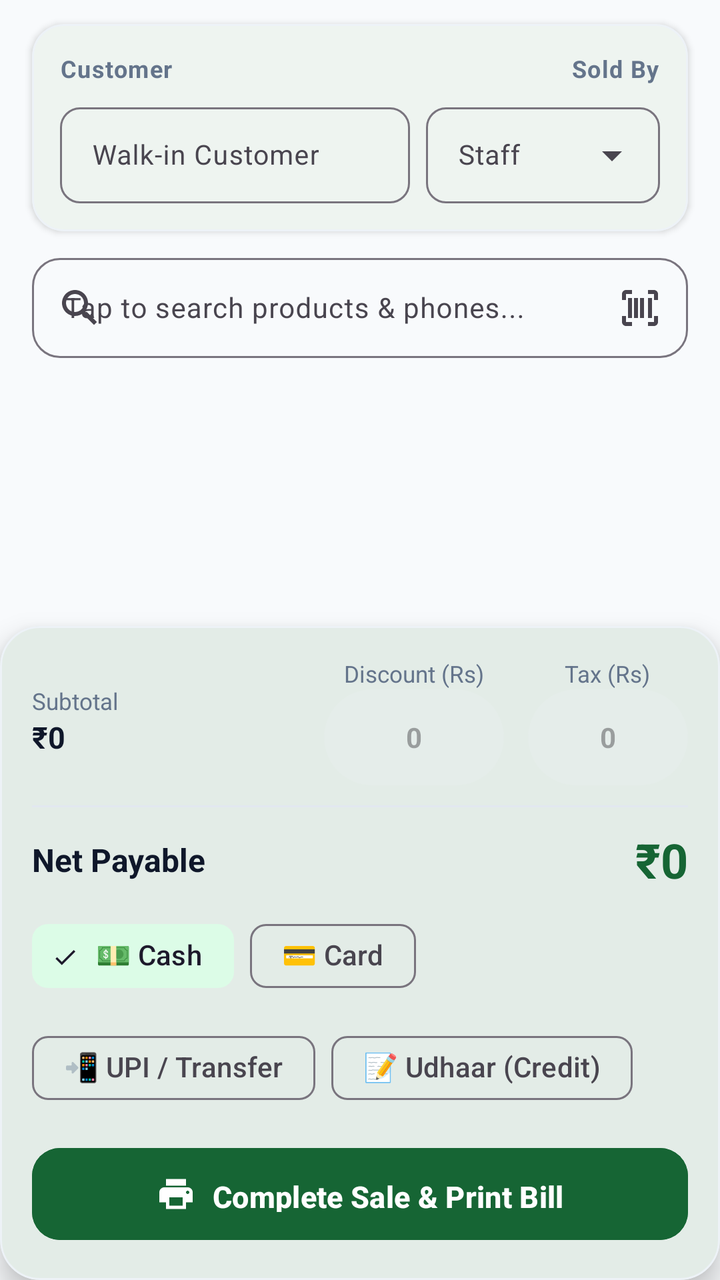
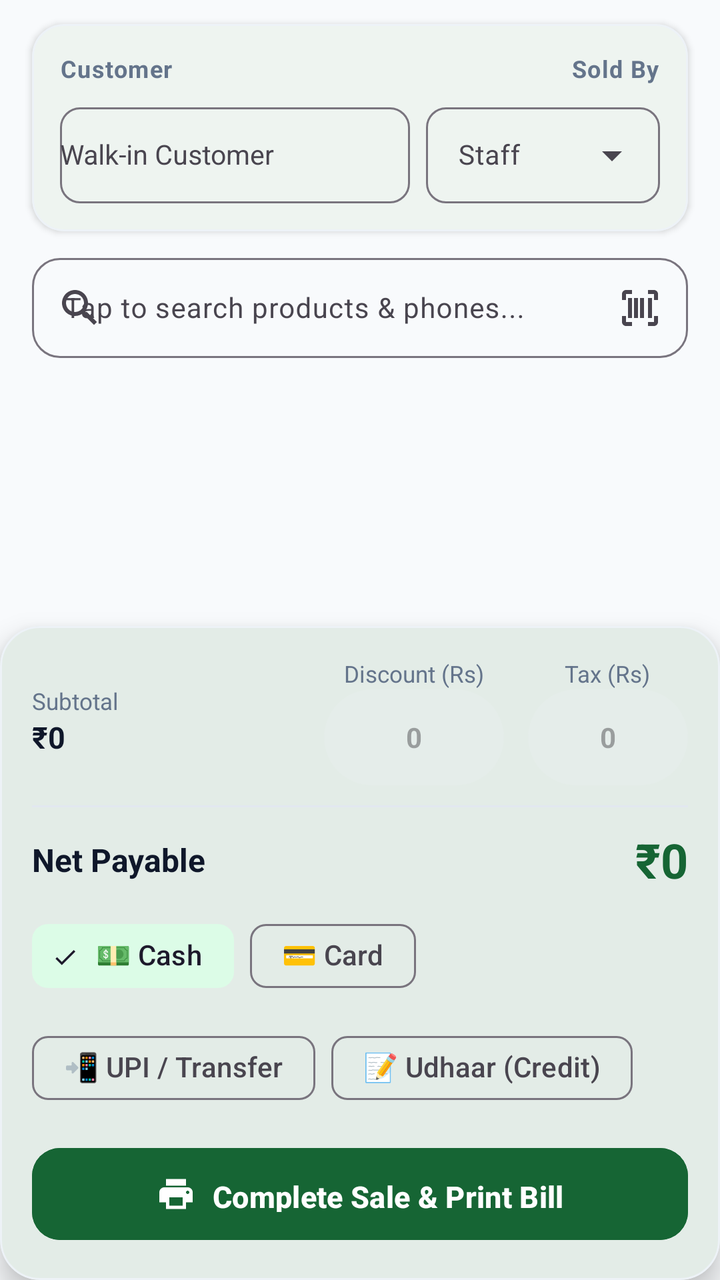

The first picture is an Android layout as it rendered before a commit; the second is the same layout after the commit. The layout source and the unified diff follow.
<!-- AndroidManifest.xml: application theme Theme.MobileShopkeeper -->
<!-- res/layout/fragment_new_sale.xml -->
<?xml version="1.0" encoding="utf-8"?>
<LinearLayout
    xmlns:android="http://schemas.android.com/apk/res/android"
    xmlns:app="http://schemas.android.com/apk/res-auto"
    xmlns:tools="http://schemas.android.com/tools"
    android:layout_width="match_parent"
    android:layout_height="match_parent"
    android:orientation="vertical"
    android:background="#F8FAFC">

    
    <TextView
        android:id="@+id/tvMarginWarning"
        android:layout_width="match_parent"
        android:layout_height="wrap_content"
        android:background="#FFCDD2"
        android:textColor="#B71C1C"
        android:padding="8dp"
        android:text="⚠️ Warning: Profit margin is critically low (&lt; 3%)"
        android:textStyle="bold"
        android:textSize="12.5sp"
        android:gravity="center"
        android:visibility="gone"/>

    
    <com.google.android.material.card.MaterialCardView
        android:layout_width="match_parent"
        android:layout_height="wrap_content"
        android:layout_marginHorizontal="16dp"
        android:layout_marginTop="12dp"
        android:layout_marginBottom="8dp"
        app:cardCornerRadius="16dp"
        app:cardElevation="2dp"
        app:strokeWidth="1dp"
        app:strokeColor="#EDF2F7"
        app:cardBackgroundColor="@color/white">

        <LinearLayout
            android:layout_width="match_parent"
            android:layout_height="wrap_content"
            android:orientation="vertical"
            android:padding="14dp">

            <LinearLayout
                android:layout_width="match_parent"
                android:layout_height="wrap_content"
                android:orientation="horizontal"
                android:gravity="center_vertical">

                <TextView
                    android:layout_width="0dp"
                    android:layout_height="wrap_content"
                    android:layout_weight="1"
                    android:text="Customer"
                    android:textSize="12sp"
                    android:textStyle="bold"
                    android:textColor="#64748B"
                    android:letterSpacing="0.04"/>

                <TextView
                    android:layout_width="wrap_content"
                    android:layout_height="wrap_content"
                    android:text="Sold By"
                    android:textSize="12sp"
                    android:textStyle="bold"
                    android:textColor="#64748B"
                    android:letterSpacing="0.04"/>
            </LinearLayout>

            <LinearLayout
                android:layout_width="match_parent"
                android:layout_height="wrap_content"
                android:orientation="horizontal"
                android:layout_marginTop="6dp">

                <com.google.android.material.textfield.TextInputLayout
                    android:layout_width="0dp"
                    android:layout_height="wrap_content"
                    android:layout_weight="1.2"
                    android:layout_marginEnd="8dp"
                    style="@style/Widget.Material3.TextInputLayout.OutlinedBox"
                    app:boxCornerRadiusTopStart="10dp"
                    app:boxCornerRadiusTopEnd="10dp"
                    app:boxCornerRadiusBottomStart="10dp"
                    app:boxCornerRadiusBottomEnd="10dp">

                    <com.google.android.material.textfield.TextInputEditText
                        android:id="@+id/actvCustomer"
                        android:layout_width="match_parent"
                        android:layout_height="48dp"
                        android:paddingVertical="0dp"
                        android:hint="Walk-in Customer"
                        android:textSize="13.5sp"
                        android:inputType="textPersonName"/>
                </com.google.android.material.textfield.TextInputLayout>

                <com.google.android.material.textfield.TextInputLayout
                    android:layout_width="0dp"
                    android:layout_height="wrap_content"
                    android:layout_weight="0.8"
                    style="@style/Widget.Material3.TextInputLayout.OutlinedBox.ExposedDropdownMenu"
                    app:boxCornerRadiusTopStart="10dp"
                    app:boxCornerRadiusTopEnd="10dp"
                    app:boxCornerRadiusBottomStart="10dp"
                    app:boxCornerRadiusBottomEnd="10dp">

                    <AutoCompleteTextView
                        android:id="@+id/actvSeller"
                        android:layout_width="match_parent"
                        android:layout_height="48dp"
                        android:paddingVertical="0dp"
                        android:hint="Staff"
                        android:textSize="13.5sp"
                        android:inputType="none"/>
                </com.google.android.material.textfield.TextInputLayout>
            </LinearLayout>
        </LinearLayout>
    </com.google.android.material.card.MaterialCardView>

    
    <com.google.android.material.textfield.TextInputLayout
        android:id="@+id/tilProductSearch"
        android:layout_width="match_parent"
        android:layout_height="wrap_content"
        android:layout_marginHorizontal="16dp"
        android:layout_marginBottom="8dp"
        style="@style/Widget.Material3.TextInputLayout.OutlinedBox"
        app:boxCornerRadiusTopStart="14dp"
        app:boxCornerRadiusTopEnd="14dp"
        app:boxCornerRadiusBottomStart="14dp"
        app:boxCornerRadiusBottomEnd="14dp"
        app:startIconDrawable="@drawable/ic_search"
        app:endIconMode="custom"
        app:endIconDrawable="@drawable/ic_barcode"
        app:endIconContentDescription="Scan barcode">

        <com.google.android.material.textfield.TextInputEditText
            android:id="@+id/etProductSearch"
            android:layout_width="match_parent"
            android:layout_height="50dp"
            android:hint="Tap to search products &amp; phones..."
            android:focusable="false"
            android:clickable="true"
            android:textSize="14sp"
            android:inputType="none"/>
    </com.google.android.material.textfield.TextInputLayout>

    
    <FrameLayout
        android:layout_width="match_parent"
        android:layout_height="0dp"
        android:layout_weight="1">

        <androidx.recyclerview.widget.RecyclerView
            android:id="@+id/rvCart"
            android:layout_width="match_parent"
            android:layout_height="match_parent"
            android:paddingHorizontal="16dp"
            android:paddingTop="4dp"
            android:paddingBottom="12dp"
            android:clipToPadding="false"/>

        
        <LinearLayout
            android:id="@+id/layoutEmptyCart"
            android:layout_width="wrap_content"
            android:layout_height="wrap_content"
            android:layout_gravity="center"
            android:orientation="vertical"
            android:gravity="center"
            android:padding="24dp"
            android:visibility="gone">

            <ImageView
                android:layout_width="72dp"
                android:layout_height="72dp"
                android:src="@drawable/ic_add_sale"
                android:alpha="0.3"
                app:tint="@color/green_800"/>

            <TextView
                android:layout_width="wrap_content"
                android:layout_height="wrap_content"
                android:text="POS Cart is Empty"
                android:textSize="17sp"
                android:textStyle="bold"
                android:textColor="#334155"
                android:layout_marginTop="12dp"/>

            <TextView
                android:layout_width="wrap_content"
                android:layout_height="wrap_content"
                android:text="Search items above or scan product barcode\nto build customer invoice."
                android:textSize="12.5sp"
                android:textColor="#64748B"
                android:gravity="center"
                android:layout_marginTop="4dp"/>
        </LinearLayout>
    </FrameLayout>

    
    <com.google.android.material.card.MaterialCardView
        android:layout_width="match_parent"
        android:layout_height="wrap_content"
        app:cardCornerRadius="20dp"
        app:cardElevation="8dp"
        app:strokeWidth="1dp"
        app:strokeColor="#EDF2F7"
        app:cardBackgroundColor="@color/white">

        <LinearLayout
            android:layout_width="match_parent"
            android:layout_height="wrap_content"
            android:orientation="vertical"
            android:padding="16dp">

            
            <LinearLayout
                android:layout_width="match_parent"
                android:layout_height="wrap_content"
                android:orientation="horizontal"
                android:gravity="center_vertical">

                <LinearLayout
                    android:layout_width="0dp"
                    android:layout_height="wrap_content"
                    android:layout_weight="1"
                    android:orientation="vertical">

                    <TextView
                        android:layout_width="wrap_content"
                        android:layout_height="wrap_content"
                        android:text="Subtotal"
                        android:textSize="11.5sp"
                        android:textColor="#64748B"/>

                    <TextView
                        android:id="@+id/tvSubtotal"
                        android:layout_width="wrap_content"
                        android:layout_height="wrap_content"
                        android:text="₹0"
                        android:textSize="15sp"
                        android:textStyle="bold"
                        android:textColor="#0F172A"/>
                </LinearLayout>

                
                <LinearLayout
                    android:layout_width="wrap_content"
                    android:layout_height="wrap_content"
                    android:orientation="vertical"
                    android:gravity="center_horizontal"
                    android:layout_marginEnd="12dp">

                    <TextView
                        android:layout_width="wrap_content"
                        android:layout_height="wrap_content"
                        android:text="Discount (Rs)"
                        android:textSize="11.5sp"
                        android:textColor="#64748B"/>

                    <EditText
                        android:id="@+id/etDiscount"
                        android:layout_width="90dp"
                        android:layout_height="48dp"
                        android:background="@drawable/bg_pill_white_10"
                        android:backgroundTint="#F1F5F9"
                        android:inputType="numberDecimal"
                        android:hint="0"
                        android:textSize="14sp"
                        android:textStyle="bold"
                        android:textColor="#0F172A"
                        android:gravity="center"
                        android:paddingHorizontal="6dp"/>
                </LinearLayout>

                
                <LinearLayout
                    android:layout_width="wrap_content"
                    android:layout_height="wrap_content"
                    android:orientation="vertical"
                    android:gravity="center_horizontal">

                    <TextView
                        android:layout_width="wrap_content"
                        android:layout_height="wrap_content"
                        android:text="Tax (Rs)"
                        android:textSize="11.5sp"
                        android:textColor="#64748B"/>

                    <EditText
                        android:id="@+id/etTax"
                        android:layout_width="80dp"
                        android:layout_height="48dp"
                        android:background="@drawable/bg_pill_white_10"
                        android:backgroundTint="#F1F5F9"
                        android:inputType="numberDecimal"
                        android:hint="0"
                        android:textSize="14sp"
                        android:textStyle="bold"
                        android:textColor="#0F172A"
                        android:gravity="center"
                        android:paddingHorizontal="6dp"/>
                </LinearLayout>
            </LinearLayout>

            <View
                android:layout_width="match_parent"
                android:layout_height="1dp"
                android:background="#E2E8F0"
                android:layout_marginVertical="10dp"/>

            
            <LinearLayout
                android:layout_width="match_parent"
                android:layout_height="wrap_content"
                android:orientation="horizontal"
                android:gravity="center_vertical">

                <TextView
                    android:layout_width="0dp"
                    android:layout_weight="1"
                    android:layout_height="wrap_content"
                    android:text="Net Payable"
                    android:textSize="16sp"
                    android:textStyle="bold"
                    android:textColor="#0F172A"/>

                <TextView
                    android:id="@+id/tvTotal"
                    android:layout_width="wrap_content"
                    android:layout_height="wrap_content"
                    android:text="₹0"
                    android:textSize="24sp"
                    android:textStyle="bold"
                    android:textColor="@color/green_800"/>
            </LinearLayout>

            
            <com.google.android.material.chip.ChipGroup
                android:id="@+id/chipGroupPayment"
                android:layout_width="match_parent"
                android:layout_height="wrap_content"
                android:layout_marginTop="8dp"
                app:singleSelection="true">

                <com.google.android.material.chip.Chip
                    android:id="@+id/chipCash"
                    style="@style/Widget.Material3.Chip.Filter"
                    android:layout_width="wrap_content"
                    android:layout_height="wrap_content"
                    android:text="💵 Cash"
                    android:checked="true"/>

                <com.google.android.material.chip.Chip
                    android:id="@+id/chipCard"
                    style="@style/Widget.Material3.Chip.Filter"
                    android:layout_width="wrap_content"
                    android:layout_height="wrap_content"
                    android:text="💳 Card"/>

                <com.google.android.material.chip.Chip
                    android:id="@+id/chipUpi"
                    style="@style/Widget.Material3.Chip.Filter"
                    android:layout_width="wrap_content"
                    android:layout_height="wrap_content"
                    android:text="📲 UPI / Transfer"/>

                <com.google.android.material.chip.Chip
                    android:id="@+id/chipCredit"
                    style="@style/Widget.Material3.Chip.Filter"
                    android:layout_width="wrap_content"
                    android:layout_height="wrap_content"
                    android:text="📝 Udhaar (Credit)"/>
            </com.google.android.material.chip.ChipGroup>

            
            <com.google.android.material.button.MaterialButton
                android:id="@+id/btnCompleteSale"
                android:layout_width="match_parent"
                android:layout_height="54dp"
                android:layout_marginTop="12dp"
                android:text="Complete Sale &amp; Print Bill"
                android:textSize="15sp"
                android:textStyle="bold"
                android:textColor="@color/white"
                android:backgroundTint="@color/green_800"
                app:cornerRadius="14dp"
                app:icon="@drawable/ic_thermal_printer"
                app:iconGravity="textStart"
                app:iconSize="20dp"/>
        </LinearLayout>
    </com.google.android.material.card.MaterialCardView>
</LinearLayout>
<!-- resources referenced by this layout -->
<resources>
  <color name="green_800">#166534</color>
  <color name="white">#FFFFFF</color>
  <!-- drawable bg_pill_white_10 (drawable) -->
  <?xml version="1.0" encoding="utf-8"?>
  <shape xmlns:android="http://schemas.android.com/apk/res/android" android:shape="rectangle">
      <solid android:color="#1AFFFFFF"/>
      <corners android:radius="24dp"/>
  </shape>
  <!-- drawable ic_barcode (drawable) -->
  <vector xmlns:android="http://schemas.android.com/apk/res/android"
      android:width="24dp"
      android:height="24dp"
      android:viewportWidth="24"
      android:viewportHeight="24"
      android:tint="?attr/colorControlNormal">
    <path
        android:fillColor="@android:color/white"
        android:pathData="M3,5C3,3.895 3.895,3 5,3L8,3V5L5,5V8L3,8V5ZM16,3L19,3C20.105,3 21,3.895 21,5V8L19,8V5L16,5V3ZM19,19L16,19V21L19,21C20.105,21 21,20.105 21,19V16L19,16V19ZM5,19V16L3,16V19C3,20.105 3.895,21 5,21L8,21V19L5,19ZM6,7H8V17H6V7ZM9,7H11V17H9V7ZM14,7H12V17H14V7ZM16,7H18V17H16V7Z"/>
  </vector>
  <!-- drawable ic_search (drawable) -->
  <vector xmlns:android="http://schemas.android.com/apk/res/android" android:width="24dp" android:height="24dp" android:viewportWidth="24" android:viewportHeight="24"><path android:fillColor="#FFFFFF" android:pathData="M15.5,14h-0.79l-0.28,-0.27C15.41,12.59 16,11.11 16,9.5 16,5.91 13.09,3 9.5,3S3,5.91 3,9.5 5.91,16 9.5,16c1.61,0 3.09,-0.59 4.23,-1.57l0.27,0.28v0.79l5,4.99L20.49,19l-4.99,-5zM9.5,14C7.01,14 5,11.99 5,9.5S7.01,5 9.5,5 14,7.01 14,9.5 11.99,14 9.5,14z"/></vector>
  <!-- drawable ic_thermal_printer (drawable) -->
  <vector xmlns:android="http://schemas.android.com/apk/res/android"
      android:width="24dp"
      android:height="24dp"
      android:viewportWidth="24"
      android:viewportHeight="24">
      <path
          android:fillColor="#15803D"
          android:pathData="M19,8H5c-1.66,0 -3,1.34 -3,3v6h4v4h12v-4h4v-6c0,-1.66 -1.34,-3 -3,-3zM16,19H8v-5h8v5zM19,12c-0.55,0 -1,-0.45 -1,-1s0.45,-1 1,-1 1,0.45 1,1 -0.45,1 -1,1zM18,3H6v4h12V3z"/>
  </vector>
  <color name="green_100">#DCFCE7</color>
  <color name="green_900">#14532D</color>
  <color name="green_600">#16A34A</color>
  <color name="surface">#FFFFFF</color>
  <color name="text_primary">#1A2E22</color>
  <color name="background_light">#F6FAF7</color>
  <color name="error">#DC2626</color>
  <style name="Shape.MobileShop.Medium" parent="ShapeAppearance.Material3.MediumComponent">
          <item name="cornerSize">14dp</item>
      </style>
  <style name="Widget.MobileShop.Button" parent="Widget.Material3.Button">
          <item name="cornerRadius">14dp</item>
          <item name="android:textAllCaps">false</item>
          <item name="android:paddingTop">14dp</item>
          <item name="android:paddingBottom">14dp</item>
          <item name="android:textStyle">bold</item>
      </style>
  <style name="Widget.MobileShop.TextInput" parent="Widget.Material3.TextInputLayout.OutlinedBox">
          <item name="boxCornerRadiusTopStart">14dp</item>
          <item name="boxCornerRadiusTopEnd">14dp</item>
          <item name="boxCornerRadiusBottomStart">14dp</item>
          <item name="boxCornerRadiusBottomEnd">14dp</item>
          <item name="boxStrokeColor">@color/selector_input_stroke</item>
      </style>
  <style name="WindowAnimations">
          <item name="android:activityOpenEnterAnimation">@android:anim/fade_in</item>
          <item name="android:activityOpenExitAnimation">@android:anim/fade_out</item>
          <item name="android:activityCloseEnterAnimation">@android:anim/fade_in</item>
          <item name="android:activityCloseExitAnimation">@android:anim/fade_out</item>
      </style>
  <!-- unchanged entries left out for length: 2 -->
</resources>

<!-- the commit's change to res/layout/fragment_new_sale.xml (unified diff, before → after) -->
@@ -84,7 +84,7 @@
                     app:boxCornerRadiusBottomStart="10dp"
                     app:boxCornerRadiusBottomEnd="10dp">
 
-                    <com.google.android.material.textfield.TextInputEditText
+                    <AutoCompleteTextView
                         android:id="@+id/actvCustomer"
                         android:layout_width="match_parent"
                         android:layout_height="48dp"
@@ -375,6 +375,59 @@
             </com.google.android.material.chip.ChipGroup>
 
             
+            <LinearLayout
+                android:id="@+id/layoutCreditDetails"
+                android:layout_width="match_parent"
+                android:layout_height="wrap_content"
+                android:orientation="vertical"
+                android:layout_marginTop="8dp"
+                android:padding="12dp"
+                android:background="@drawable/bg_pill_white_10"
+                android:backgroundTint="#FEF3C7"
+                android:visibility="gone">
+
+                <LinearLayout
+                    android:layout_width="match_parent"
+                    android:layout_height="wrap_content"
+                    android:orientation="horizontal"
+                    android:gravity="center_vertical">
+
+                    <TextView
+                        android:layout_width="0dp"
+                        android:layout_height="wrap_content"
+                        android:layout_weight="1"
+                        android:text="Cash Paid Now (Rs)"
+                        android:textSize="13sp"
+                        android:textStyle="bold"
+                        android:textColor="#92400E"/>
+
+                    <EditText
+                        android:id="@+id/etPaidNow"
+                        android:layout_width="120dp"
+                        android:layout_height="44dp"
+                        android:background="@drawable/bg_pill_white_10"
+                        android:backgroundTint="@color/white"
+                        android:inputType="numberDecimal"
+                        android:hint="0"
+                        android:textSize="14sp"
+                        android:textStyle="bold"
+                        android:textColor="#0F172A"
+                        android:gravity="center"
+                        android:paddingHorizontal="8dp"/>
+                </LinearLayout>
+
+                <TextView
+                    android:id="@+id/tvRemainingDue"
+                    android:layout_width="match_parent"
+                    android:layout_height="wrap_content"
+                    android:layout_marginTop="6dp"
+                    android:text="Remaining Balance (Udhaar): Rs. 0"
+                    android:textSize="12.5sp"
+                    android:textStyle="bold"
+                    android:textColor="#B45309"/>
+            </LinearLayout>
+
+            
             <com.google.android.material.button.MaterialButton
                 android:id="@+id/btnCompleteSale"
                 android:layout_width="match_parent"
